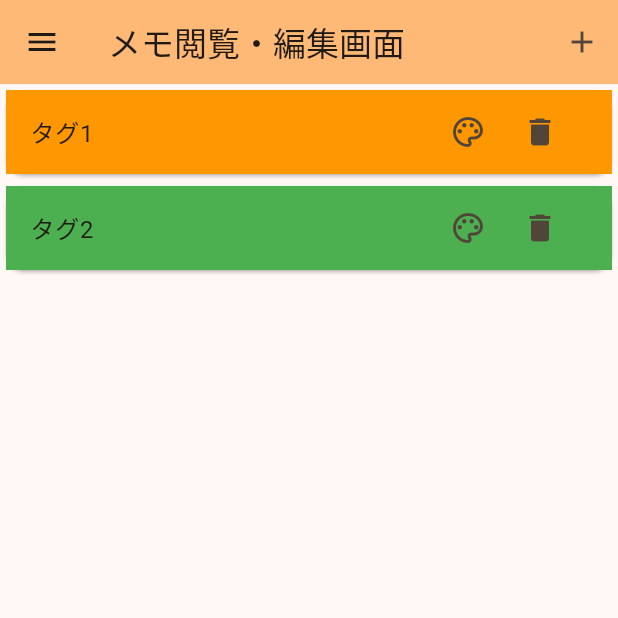
After one commit to taimatu7/quick_memo_app_flutter, a Flutter app: the EditTagScreen screen opened by its route, on a phone screen of 412 x 824 dp, the top half of it. The commit adds this screen. Run offline on Flutter 3.47's test engine with Material 2 defaults, Android fonts, the phone set to English and light mode, and no system bars; our stand-ins replace flutter_riverpod, go_router.

Commit message:
- タグ編集画面を追加する

```diff
--- a/lib/routes/router.dart
+++ b/lib/routes/router.dart
@@ -1,6 +1,7 @@
 import 'package:flutter/material.dart';
 import 'package:flutter_riverpod/flutter_riverpod.dart';
 import 'package:go_router/go_router.dart';
+import 'package:quick_memo_app_flutter/views/edit_tag/screens/edit_tag_screens.dart';
 import 'package:quick_memo_app_flutter/views/main/screens/main_screen.dart';
 import 'package:quick_memo_app_flutter/views/read_and_edit/screens/read_and_edit_screen.dart';
 
@@ -21,6 +22,13 @@ final goRouterProvider = Provider<GoRouter>((ref) {
           return const ReadAndEditScreen();
         },
       ),
+      GoRoute(
+        path: '/edit_tag',
+        name: EditTagScreen.routeName,
+        builder: (BuildContext context, GoRouterState state) {
+          return const EditTagScreen();
+        },
+      ),
     ],
   );
 });
--- /dev/null
+++ b/lib/views/edit_tag/screens/edit_tag_screens.dart
@@ -0,0 +1,67 @@
+import 'package:flutter/material.dart';
+import 'package:flutter/src/widgets/framework.dart';
+import 'package:flutter_riverpod/flutter_riverpod.dart';
+import 'package:quick_memo_app_flutter/views/share/route_drawer.dart';
+
+class EditTagScreen extends ConsumerWidget {
+  const EditTagScreen({Key? key}) : super(key: key);
+  static const routeName = '/edit_tag';
+  @override
+  Widget build(BuildContext context, WidgetRef ref) {
+    return Scaffold(
+      appBar: AppBar(
+        title: const Text('メモ閲覧・編集画面'),
+        backgroundColor: Theme.of(context).colorScheme.inversePrimary,
+        actions: [
+          IconButton(
+            icon: const Icon(Icons.add),
+            onPressed: () {},
+          ),
+        ],
+      ),
+      body: ListView(
+        children: <Widget>[
+          Card(
+            child: ListTile(
+              title: const Text('タグ1'),
+              tileColor: Colors.orange,
+              trailing: Row(
+                mainAxisSize: MainAxisSize.min,
+                children: [
+                  IconButton(
+                    icon: const Icon(Icons.color_lens_outlined),
+                    onPressed: () {},
+                  ),
+                  IconButton(
+                    icon: const Icon(Icons.delete),
+                    onPressed: () {},
+                  ),
+                ],
+              ),
+            ),
+          ),
+          Card(
+            child: ListTile(
+              title: const Text('タグ2'),
+              tileColor: Colors.green,
+              trailing: Row(
+                mainAxisSize: MainAxisSize.min,
+                children: [
+                  IconButton(
+                    icon: const Icon(Icons.color_lens_outlined),
+                    onPressed: () {},
+                  ),
+                  IconButton(
+                    icon: const Icon(Icons.delete),
+                    onPressed: () {},
+                  ),
+                ],
+              ),
+            ),
+          ),
+        ],
+      ),
+      drawer: const RouteDrawer(),
+    );
+  }
+}
--- a/lib/views/share/route_drawer.dart
+++ b/lib/views/share/route_drawer.dart
@@ -2,6 +2,7 @@ import 'package:flutter/material.dart';
 import 'package:go_router/go_router.dart';
 import 'package:quick_memo_app_flutter/utils/common_colors.dart';
 import 'package:quick_memo_app_flutter/utils/common_sizes.dart';
+import 'package:quick_memo_app_flutter/views/edit_tag/screens/edit_tag_screens.dart';
 import 'package:quick_memo_app_flutter/views/main/screens/main_screen.dart';
 import 'package:quick_memo_app_flutter/views/read_and_edit/screens/read_and_edit_screen.dart';
 
@@ -39,7 +40,9 @@ class RouteDrawer extends StatelessWidget {
           ),
           ListTile(
             title: const Text('タグ編集画面'),
-            onTap: () {},
+            onTap: () {
+              context.goNamed(EditTagScreen.routeName);
+            },
           ),
           ListTile(
             title: const Text('設定画面'),
```
